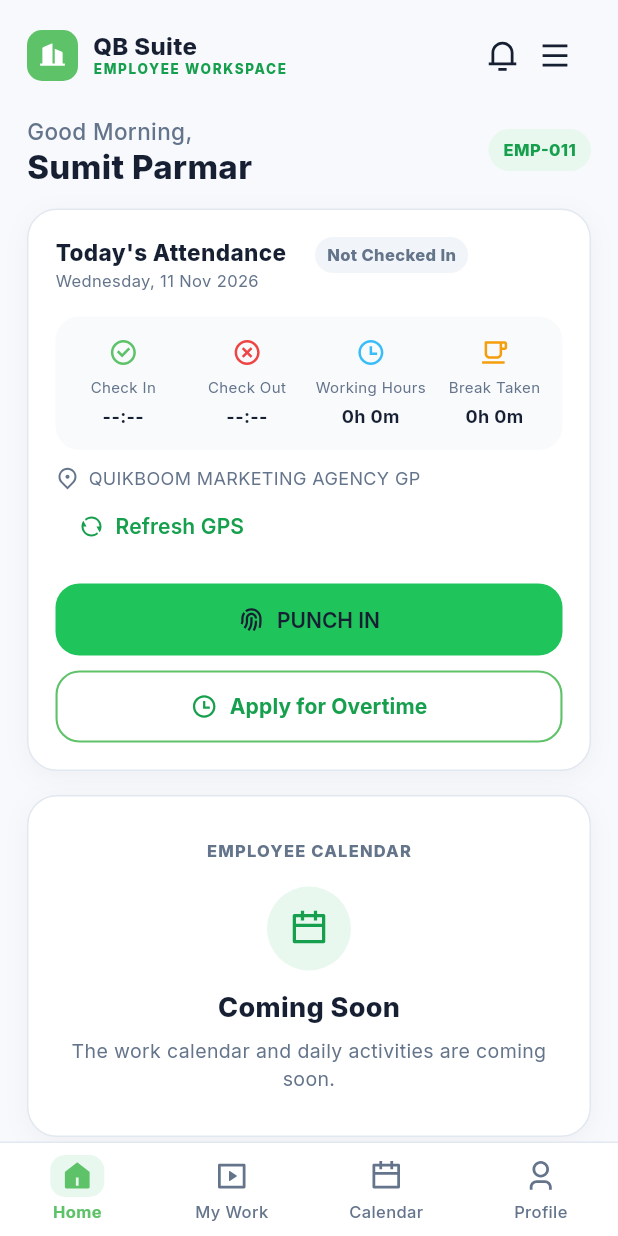
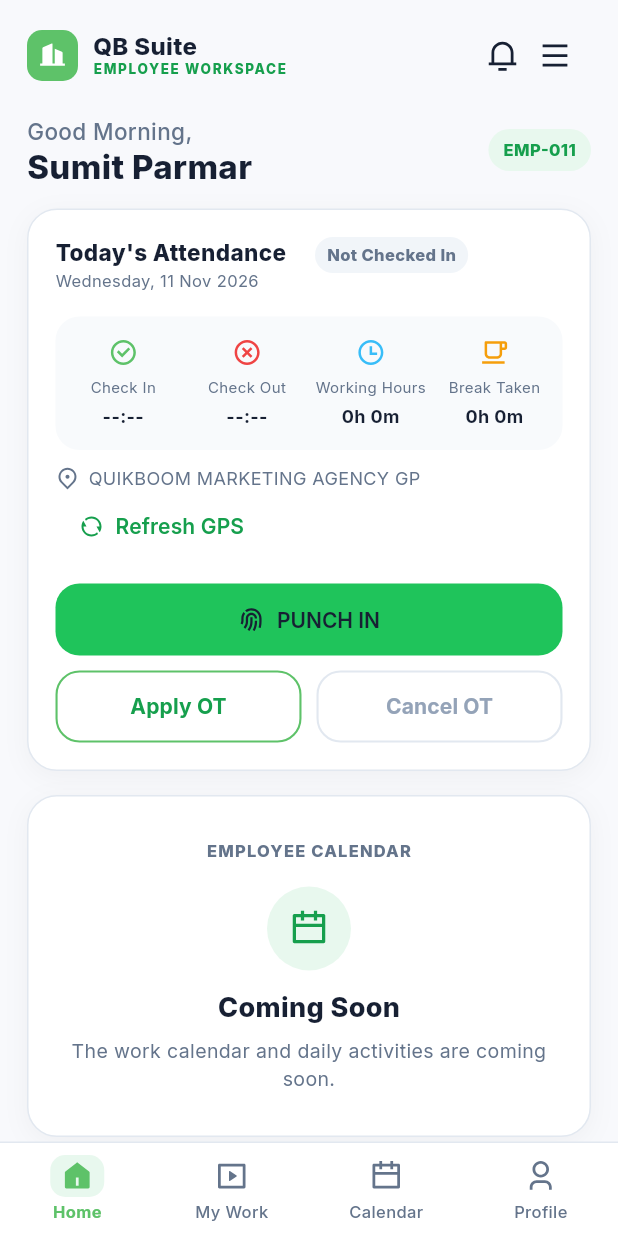
Before and after one commit to avinashquikboom-code/qbsuite-production-emp, a Flutter app: the ProductionShell screen opened directly, on a phone screen of 412 x 824 dp. Run offline on Flutter 3.47's test engine with Material 3 defaults, Android fonts, the phone set to English and light mode, and no system bars; our stand-ins replace dio, flutter_riverpod, flutter_secure_storage, go_router, remixicon, shared_preferences; accounts and stored records are empty; network calls fail.

Commit message:
feat: add overtime action widgets and live timer for production sessions

```diff
--- a/lib/features/workspace/presentation/views/production_pages.dart
+++ b/lib/features/workspace/presentation/views/production_pages.dart
@@ -1,3 +1,5 @@
+import 'dart:async';
+
 import 'package:flutter/material.dart';
 import 'package:flutter_riverpod/flutter_riverpod.dart';
 import 'package:intl/intl.dart';
@@ -12,8 +14,20 @@ import '../../data/production_api.dart';
 import '../providers/production_providers.dart';
 import 'request_overtime_sheet.dart';
 
+bool _otWindowOpen(Map<String, dynamic> row) {
+  final date = (row['overtimeDate'] ?? '').toString();
+  final day = date.length >= 10 ? date.substring(0, 10) : date;
+  final start = DateTime.tryParse('${day}T${row['startTime']}:00');
+  final end = DateTime.tryParse('${day}T${row['endTime']}:00');
+  if (start == null || end == null) return false;
+  final finish = end.isAfter(start) ? end : end.add(const Duration(days: 1));
+  final now = DateTime.now();
+  return !now.isBefore(start) && !now.isAfter(finish);
+}
+
 bool _canCancelOt(Map<String, dynamic> row) {
   final status = (row['sessionStatus'] ?? row['status'] ?? '').toString().toUpperCase();
+  if (status == 'PENDING') return true;
   if (status != 'APPROVED' || row['actualStartAt'] != null) return false;
   final date = (row['overtimeDate'] ?? '').toString();
   final start = DateTime.tryParse('${date.length >= 10 ? date.substring(0, 10) : date}T${row['startTime']}:00');
@@ -52,20 +66,73 @@ Future<void> _requestOtCancellation(BuildContext context, WidgetRef ref, Map<Str
   }
 }
 
-String _overtimeLabel(List<Map<String, dynamic>> rows) {
-  if (rows.isEmpty) return 'Apply for Overtime';
-  final status = (rows.first['sessionStatus'] ?? rows.first['status'] ?? '').toString().toUpperCase();
-  return switch (status) {
-    'PENDING' => 'Pending Approval',
-    'APPROVED' => 'Approved',
-    'CANCELLATION_REQUESTED' => 'Cancellation Requested',
-    'CANCELLATION_REJECTED' => 'Cancellation Rejected',
-    'CANCELLED' => 'Cancelled',
-    'REJECTED' => 'Rejected',
-    'IN_PROGRESS' => 'End Overtime',
-    'COMPLETED' => 'Overtime Completed',
-    _ => 'Apply for Overtime',
-  };
+class _ProductionOtActions extends StatelessWidget {
+  const _ProductionOtActions({required this.rows, required this.onApply, required this.onCancel});
+  final List<Map<String, dynamic>> rows;
+  final VoidCallback onApply;
+  final VoidCallback onCancel;
+
+  @override
+  Widget build(BuildContext context) {
+    final row = rows.isEmpty ? null : rows.first;
+    final status = row == null ? '' : (row['sessionStatus'] ?? row['status'] ?? '').toString().toUpperCase();
+    final canCancel = row != null && _canCancelOt(row);
+    final start = row != null && (status == 'APPROVED' || status == 'CANCELLATION_REJECTED') && _otWindowOpen(row);
+    if (status == 'IN_PROGRESS' && row != null) {
+      return Column(children: [
+        _ProductionOtTimer(row: row),
+        const SizedBox(height: 8),
+        SizedBox(width: double.infinity, height: 48, child: FilledButton(onPressed: onApply, child: Text('End OT', style: AppTypography.inter(fontWeight: FontWeight.w700)))),
+      ]);
+    }
+    return Row(children: [
+      Expanded(child: SizedBox(height: 48, child: OutlinedButton(
+        onPressed: onApply,
+        style: OutlinedButton.styleFrom(side: const BorderSide(color: AppColors.primary, width: 1.4), shape: RoundedRectangleBorder(borderRadius: BorderRadius.circular(16))),
+        child: Text(start ? 'Start OT' : 'Apply OT', style: AppTypography.inter(fontSize: 14, fontWeight: FontWeight.w700, color: AppColors.darkPrimary)),
+      ))),
+      const SizedBox(width: 10),
+      Expanded(child: SizedBox(height: 48, child: OutlinedButton(
+        onPressed: canCancel ? onCancel : null,
+        style: OutlinedButton.styleFrom(side: BorderSide(color: canCancel ? const Color(0xFFB91C1C) : const Color(0xFFE2E8F0), width: 1.4), shape: RoundedRectangleBorder(borderRadius: BorderRadius.circular(16))),
+        child: Text('Cancel OT', style: AppTypography.inter(fontSize: 14, fontWeight: FontWeight.w700, color: canCancel ? const Color(0xFFB91C1C) : const Color(0xFF94A3B8))),
+      ))),
+    ]);
+  }
+}
+
+class _ProductionOtTimer extends StatefulWidget {
+  const _ProductionOtTimer({required this.row});
+  final Map<String, dynamic> row;
+  @override
+  State<_ProductionOtTimer> createState() => _ProductionOtTimerState();
+}
+
+class _ProductionOtTimerState extends State<_ProductionOtTimer> {
+  Timer? _ticker;
+  @override
+  void initState() {
+    super.initState();
+    _ticker = Timer.periodic(const Duration(seconds: 1), (_) { if (mounted) setState(() {}); });
+  }
+  @override
+  void dispose() { _ticker?.cancel(); super.dispose(); }
+  @override
+  Widget build(BuildContext context) {
+    final start = DateTime.tryParse('${widget.row['actualStartAt'] ?? ''}');
+    final server = DateTime.tryParse('${widget.row['serverNow'] ?? ''}');
+    final offset = start == null || server == null ? Duration.zero : server.difference(DateTime.now());
+    final elapsed = start == null ? Duration.zero : DateTime.now().add(offset).difference(start);
+    final worked = elapsed.isNegative ? 0 : elapsed.inMinutes;
+    final approved = int.tryParse('${widget.row['approvedMinutes'] ?? widget.row['totalMinutes'] ?? 0}') ?? 0;
+    String clock(int minutes) { final safe = minutes < 0 ? 0 : minutes; return '${safe ~/ 60}h ${(safe % 60).toString().padLeft(2, '0')}m'; }
+    return Container(
+      width: double.infinity,
+      padding: const EdgeInsets.all(12),
+      decoration: BoxDecoration(color: const Color(0xFFF0FDF4), borderRadius: BorderRadius.circular(14), border: Border.all(color: const Color(0xFFBBF7D0))),
+      child: Text('OT In Progress · worked ${clock(worked)} · approved ${clock(approved)} · remaining ${clock(approved - worked)}', style: AppTypography.inter(fontSize: 12, fontWeight: FontWeight.w700, color: const Color(0xFF166534))),
+    );
+  }
 }
 
 class ProductionHomePage extends ConsumerWidget {
@@ -428,23 +495,18 @@ class _AttendanceCard extends ConsumerWidget {
             ),
           ),
           const SizedBox(height: 10),
-          SizedBox(
-            width: double.infinity,
-            height: 48,
-            child: OutlinedButton.icon(
-              onPressed: () async {
+          _ProductionOtActions(
+            rows: ref.watch(myOvertimeProvider).asData?.value ?? const [],
+            onApply: () async {
             final rows = ref.read(myOvertimeProvider).asData?.value ?? const <Map<String, dynamic>>[];
             final status = rows.isEmpty ? '' : (rows.first['sessionStatus'] ?? rows.first['status'] ?? '').toString().toUpperCase();
             final id = rows.isEmpty ? 0 : int.tryParse('${rows.first['id']}') ?? 0;
-                if (status == 'PENDING') {
-                  ScaffoldMessenger.of(context).showSnackBar(const SnackBar(content: Text('This overtime request is waiting for admin approval.')));
-                  return;
-                }
+            final window = rows.isNotEmpty && _otWindowOpen(rows.first);
             if (status == 'CANCELLATION_REQUESTED') {
               ScaffoldMessenger.of(context).showSnackBar(const SnackBar(content: Text('Your cancellation request is waiting for admin review.')));
               return;
             }
-                if ((status == 'APPROVED' || status == 'CANCELLATION_REJECTED' || status == 'IN_PROGRESS') && id > 0) {
+            if ((status == 'IN_PROGRESS' || ((status == 'APPROVED' || status == 'CANCELLATION_REJECTED') && window)) && id > 0) {
               try {
                 await ref.read(productionApiProvider).markOvertime(id, end: status == 'IN_PROGRESS');
                 ref.invalidate(myOvertimeProvider);
@@ -455,27 +517,11 @@ class _AttendanceCard extends ConsumerWidget {
             }
             await showRequestOvertimeSheet(context);
             ref.invalidate(myOvertimeProvider);
-              },
-              icon: const Icon(Remix.time_line, size: 18, color: AppColors.darkPrimary),
-              label: Text(
-                _overtimeLabel(ref.watch(myOvertimeProvider).asData?.value ?? const []),
-                style: AppTypography.inter(
-                  fontSize: 14,
-                  fontWeight: FontWeight.w700,
-                  color: AppColors.darkPrimary,
-                ),
-              ),
-              style: OutlinedButton.styleFrom(
-                side: const BorderSide(color: AppColors.primary, width: 1.4),
-                shape: RoundedRectangleBorder(borderRadius: BorderRadius.circular(16)),
-              ),
-            ),
-          ),
-          if ((ref.watch(myOvertimeProvider).asData?.value ?? const <Map<String, dynamic>>[]).isNotEmpty && _canCancelOt(ref.watch(myOvertimeProvider).asData!.value.first))
-            TextButton(
-              onPressed: () => _requestOtCancellation(context, ref, ref.read(myOvertimeProvider).asData!.value.first),
-              child: Text('Request OT Cancellation', style: AppTypography.inter(fontWeight: FontWeight.w700, color: const Color(0xFFB91C1C))),
-            ),
+          }, onCancel: () {
+            final rows = ref.read(myOvertimeProvider).asData?.value ?? const <Map<String, dynamic>>[];
+            if (rows.isEmpty || !_canCancelOt(rows.first)) return;
+            _requestOtCancellation(context, ref, rows.first);
+          }),
         ],
       ),
     );
```
Lines whose indentation alone changed are shown as unchanged.
